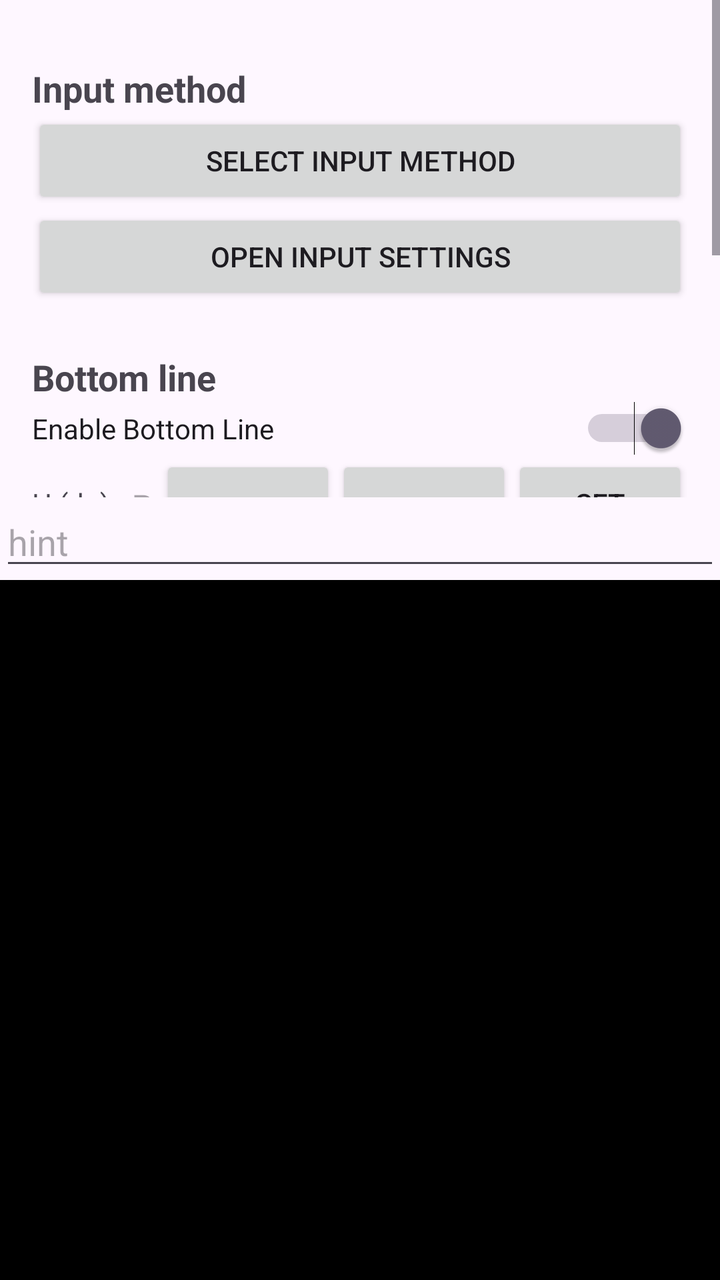
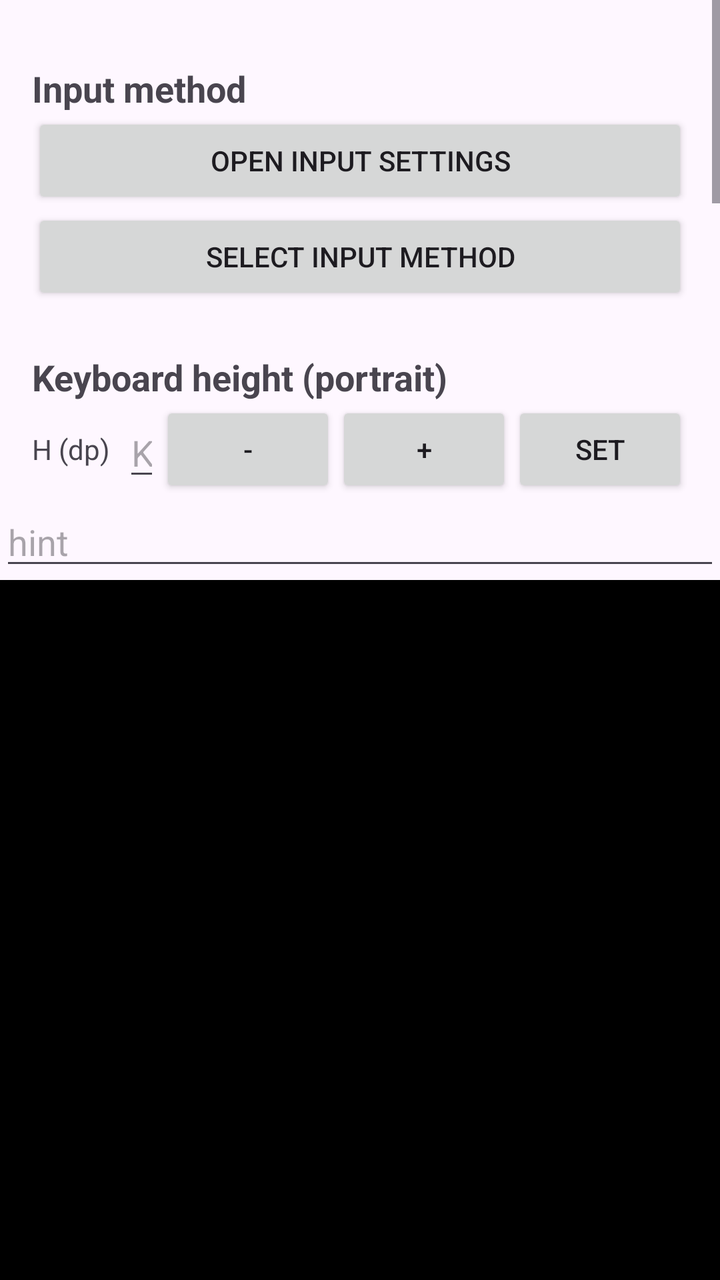

Two renders of the same Android screen: before a commit and after it. Below are the layout's source before the change and the commit's diff.
<!-- AndroidManifest.xml: application theme Theme.TSplit -->
<!-- res/layout/app_keyboard_test_layout.xml -->
<?xml version="1.0" encoding="utf-8"?>
<androidx.constraintlayout.widget.ConstraintLayout
    xmlns:android="http://schemas.android.com/apk/res/android"
    xmlns:app="http://schemas.android.com/apk/res-auto"
    android:layout_width="match_parent"
    android:layout_height="match_parent">

    <ScrollView
        android:id="@+id/settingsScroll"
        android:layout_width="0dp"
        android:layout_height="0dp"
        app:layout_constraintTop_toTopOf="parent"
        app:layout_constraintBottom_toTopOf="@+id/textInputTest"
        app:layout_constraintStart_toStartOf="parent"
        app:layout_constraintEnd_toEndOf="parent">

        <LinearLayout
            android:layout_width="match_parent"
            android:layout_height="wrap_content"
            android:orientation="vertical"
            android:paddingStart="16dp"
            android:paddingEnd="16dp"
            android:paddingTop="32dp"
            android:paddingBottom="16dp">

            
            <TextView
                android:layout_width="match_parent"
                android:layout_height="wrap_content"
                android:text="Input method"
                android:textSize="18sp"
                android:textStyle="bold" />

            <Button
                android:id="@+id/select_input_method"
                android:layout_width="match_parent"
                android:layout_height="wrap_content"
                android:text="Select Input Method" />

            <Button
                android:id="@+id/open_input_settings"
                android:layout_width="match_parent"
                android:layout_height="wrap_content"
                android:text="Open input settings" />

            
            <TextView
                android:layout_width="match_parent"
                android:layout_height="wrap_content"
                android:layout_marginTop="24dp"
                android:text="Bottom line"
                android:textSize="18sp"
                android:textStyle="bold" />

            <Switch
                android:id="@+id/bottomLineSwitch"
                android:layout_width="match_parent"
                android:layout_height="wrap_content"
                android:checked="true"
                android:text="Enable Bottom Line" />

            <LinearLayout
                android:layout_width="match_parent"
                android:layout_height="wrap_content"
                android:gravity="center_vertical"
                android:orientation="horizontal">

                <TextView
                    android:layout_width="wrap_content"
                    android:layout_height="wrap_content"
                    android:text="H (dp)  " />

                <com.google.android.material.textfield.TextInputEditText
                    android:id="@+id/bottomLineHeightInput"
                    android:layout_width="0dp"
                    android:layout_height="wrap_content"
                    android:layout_weight="1"
                    android:hint="Bottom line height"
                    android:inputType="number" />

                <Button
                    android:id="@+id/minusBottomLineButton"
                    android:layout_width="wrap_content"
                    android:layout_height="wrap_content"
                    android:text="-" />

                <Button
                    android:id="@+id/plusBottomLineButton"
                    android:layout_width="wrap_content"
                    android:layout_height="wrap_content"
                    android:text="+" />

                <Button
                    android:id="@+id/setBottomLineButton"
                    android:layout_width="wrap_content"
                    android:layout_height="wrap_content"
                    android:text="Set" />
            </LinearLayout>

            
            <TextView
                android:layout_width="match_parent"
                android:layout_height="wrap_content"
                android:layout_marginTop="24dp"
                android:text="Keyboard height (portrait)"
                android:textSize="18sp"
                android:textStyle="bold" />

            <LinearLayout
                android:layout_width="match_parent"
                android:layout_height="wrap_content"
                android:gravity="center_vertical"
                android:orientation="horizontal">

                <TextView
                    android:layout_width="wrap_content"
                    android:layout_height="wrap_content"
                    android:text="H (dp)  " />

                <com.google.android.material.textfield.TextInputEditText
                    android:id="@+id/keyboardHeightInput"
                    android:layout_width="0dp"
                    android:layout_height="wrap_content"
                    android:layout_weight="1"
                    android:hint="Keyboard Height"
                    android:inputType="number" />

                <Button
                    android:id="@+id/minusKeyboardHeightButton"
                    android:layout_width="wrap_content"
                    android:layout_height="wrap_content"
                    android:text="-" />

                <Button
                    android:id="@+id/plusKeyboardHeightButton"
                    android:layout_width="wrap_content"
                    android:layout_height="wrap_content"
                    android:text="+" />

                <Button
                    android:id="@+id/setKeyboardHeightButton"
                    android:layout_width="wrap_content"
                    android:layout_height="wrap_content"
                    android:text="Set" />
            </LinearLayout>

            
            <TextView
                android:layout_width="match_parent"
                android:layout_height="wrap_content"
                android:layout_marginTop="24dp"
                android:text="Keyboard height (landscape)"
                android:textSize="18sp"
                android:textStyle="bold" />

            <LinearLayout
                android:layout_width="match_parent"
                android:layout_height="wrap_content"
                android:gravity="center_vertical"
                android:orientation="horizontal">

                <TextView
                    android:layout_width="wrap_content"
                    android:layout_height="wrap_content"
                    android:text="H (dp)  " />

                <com.google.android.material.textfield.TextInputEditText
                    android:id="@+id/keyboardHeightLandscapeInput"
                    android:layout_width="0dp"
                    android:layout_height="wrap_content"
                    android:layout_weight="1"
                    android:hint="Keyboard Height (landscape)"
                    android:inputType="number" />

                <Button
                    android:id="@+id/minusKeyboardHeightLandscapeButton"
                    android:layout_width="wrap_content"
                    android:layout_height="wrap_content"
                    android:text="-" />

                <Button
                    android:id="@+id/plusKeyboardHeightLandscapeButton"
                    android:layout_width="wrap_content"
                    android:layout_height="wrap_content"
                    android:text="+" />

                <Button
                    android:id="@+id/setKeyboardHeightLandscapeButton"
                    android:layout_width="wrap_content"
                    android:layout_height="wrap_content"
                    android:text="Set" />
            </LinearLayout>

            

        </LinearLayout>
    </ScrollView>

    <com.google.android.material.textfield.TextInputEditText
        android:id="@+id/textInputTest"
        android:layout_width="match_parent"
        android:layout_height="wrap_content"
        android:hint="hint"
        app:layout_constraintBottom_toTopOf="@+id/imageView1"
        app:layout_constraintEnd_toEndOf="parent"
        app:layout_constraintStart_toStartOf="parent" />

    <ImageView
        android:id="@+id/imageView1"
        android:layout_width="0dp"
        android:layout_height="300dp"
        android:scaleType="matrix"
        android:src="@android:color/black"
        app:layout_constraintBottom_toTopOf="@+id/bottomLine"
        app:layout_constraintEnd_toEndOf="parent"
        app:layout_constraintStart_toStartOf="parent" />

    <ImageView
        android:id="@+id/bottomLine"
        android:layout_width="0dp"
        android:layout_height="50dp"
        android:src="@android:color/black"
        app:layout_constraintBottom_toBottomOf="parent"
        app:layout_constraintEnd_toEndOf="parent"
        app:layout_constraintStart_toStartOf="parent" />

</androidx.constraintlayout.widget.ConstraintLayout>
<!-- resources referenced by this layout -->
<resources>
  <style name="Theme.TSplit" parent="Base.Theme.TSplit" />
  <style name="Base.Theme.TSplit" parent="Theme.Material3.DayNight.NoActionBar">
          
          
      </style>
</resources>

<!-- the commit's change to res/layout/app_keyboard_test_layout.xml (unified diff, before → after) -->
@@ -32,23 +32,117 @@
                 android:textStyle="bold" />
 
             <Button
+                android:id="@+id/open_input_settings"
+                android:layout_width="match_parent"
+                android:layout_height="wrap_content"
+                android:text="Open input settings" />
+
+            <Button
                 android:id="@+id/select_input_method"
                 android:layout_width="match_parent"
                 android:layout_height="wrap_content"
                 android:text="Select Input Method" />
 
-            <Button
-                android:id="@+id/open_input_settings"
-                android:layout_width="match_parent"
-                android:layout_height="wrap_content"
-                android:text="Open input settings" />
-
-            
-            <TextView
-                android:layout_width="match_parent"
-                android:layout_height="wrap_content"
-                android:layout_marginTop="24dp"
-                android:text="Bottom line"
+            
+            <TextView
+                android:layout_width="match_parent"
+                android:layout_height="wrap_content"
+                android:layout_marginTop="24dp"
+                android:text="Keyboard height (portrait)"
+                android:textSize="18sp"
+                android:textStyle="bold" />
+
+            <LinearLayout
+                android:layout_width="match_parent"
+                android:layout_height="wrap_content"
+                android:gravity="center_vertical"
+                android:orientation="horizontal">
+
+                <TextView
+                    android:layout_width="wrap_content"
+                    android:layout_height="wrap_content"
+                    android:text="H (dp)  " />
+
+                <com.google.android.material.textfield.TextInputEditText
+                    android:id="@+id/keyboardHeightInput"
+                    android:layout_width="0dp"
+                    android:layout_height="wrap_content"
+                    android:layout_weight="1"
+                    android:hint="Keyboard Height"
+                    android:inputType="number" />
+
+                <Button
+                    android:id="@+id/minusKeyboardHeightButton"
+                    android:layout_width="wrap_content"
+                    android:layout_height="wrap_content"
+                    android:text="-" />
+
+                <Button
+                    android:id="@+id/plusKeyboardHeightButton"
+                    android:layout_width="wrap_content"
+                    android:layout_height="wrap_content"
+                    android:text="+" />
+
+                <Button
+                    android:id="@+id/setKeyboardHeightButton"
+                    android:layout_width="wrap_content"
+                    android:layout_height="wrap_content"
+                    android:text="Set" />
+            </LinearLayout>
+
+            
+            <TextView
+                android:layout_width="match_parent"
+                android:layout_height="wrap_content"
+                android:layout_marginTop="24dp"
+                android:text="Keyboard height (landscape)"
+                android:textSize="18sp"
+                android:textStyle="bold" />
+
+            <LinearLayout
+                android:layout_width="match_parent"
+                android:layout_height="wrap_content"
+                android:gravity="center_vertical"
+                android:orientation="horizontal">
+
+                <TextView
+                    android:layout_width="wrap_content"
+                    android:layout_height="wrap_content"
+                    android:text="H (dp)  " />
+
+                <com.google.android.material.textfield.TextInputEditText
+                    android:id="@+id/keyboardHeightLandscapeInput"
+                    android:layout_width="0dp"
+                    android:layout_height="wrap_content"
+                    android:layout_weight="1"
+                    android:hint="Keyboard Height (landscape)"
+                    android:inputType="number" />
+
+                <Button
+                    android:id="@+id/minusKeyboardHeightLandscapeButton"
+                    android:layout_width="wrap_content"
+                    android:layout_height="wrap_content"
+                    android:text="-" />
+
+                <Button
+                    android:id="@+id/plusKeyboardHeightLandscapeButton"
+                    android:layout_width="wrap_content"
+                    android:layout_height="wrap_content"
+                    android:text="+" />
+
+                <Button
+                    android:id="@+id/setKeyboardHeightLandscapeButton"
+                    android:layout_width="wrap_content"
+                    android:layout_height="wrap_content"
+                    android:text="Set" />
+            </LinearLayout>
+
+            
+            <TextView
+                android:layout_width="match_parent"
+                android:layout_height="wrap_content"
+                android:layout_marginTop="24dp"
+                android:text="Bottom line (portrait)"
                 android:textSize="18sp"
                 android:textStyle="bold" />
 
@@ -102,90 +196,50 @@
                 android:layout_width="match_parent"
                 android:layout_height="wrap_content"
                 android:layout_marginTop="24dp"
-                android:text="Keyboard height (portrait)"
-                android:textSize="18sp"
-                android:textStyle="bold" />
-
-            <LinearLayout
-                android:layout_width="match_parent"
-                android:layout_height="wrap_content"
-                android:gravity="center_vertical"
-                android:orientation="horizontal">
-
-                <TextView
-                    android:layout_width="wrap_content"
-                    android:layout_height="wrap_content"
-                    android:text="H (dp)  " />
-
-                <com.google.android.material.textfield.TextInputEditText
-                    android:id="@+id/keyboardHeightInput"
-                    android:layout_width="0dp"
-                    android:layout_height="wrap_content"
-                    android:layout_weight="1"
-                    android:hint="Keyboard Height"
-                    android:inputType="number" />
-
-                <Button
-                    android:id="@+id/minusKeyboardHeightButton"
-                    android:layout_width="wrap_content"
-                    android:layout_height="wrap_content"
-                    android:text="-" />
-
-                <Button
-                    android:id="@+id/plusKeyboardHeightButton"
-                    android:layout_width="wrap_content"
-                    android:layout_height="wrap_content"
-                    android:text="+" />
-
-                <Button
-                    android:id="@+id/setKeyboardHeightButton"
-                    android:layout_width="wrap_content"
-                    android:layout_height="wrap_content"
-                    android:text="Set" />
-            </LinearLayout>
-
-            
-            <TextView
-                android:layout_width="match_parent"
-                android:layout_height="wrap_content"
-                android:layout_marginTop="24dp"
-                android:text="Keyboard height (landscape)"
-                android:textSize="18sp"
-                android:textStyle="bold" />
-
-            <LinearLayout
-                android:layout_width="match_parent"
-                android:layout_height="wrap_content"
-                android:gravity="center_vertical"
-                android:orientation="horizontal">
-
-                <TextView
-                    android:layout_width="wrap_content"
-                    android:layout_height="wrap_content"
-                    android:text="H (dp)  " />
-
-                <com.google.android.material.textfield.TextInputEditText
-                    android:id="@+id/keyboardHeightLandscapeInput"
-                    android:layout_width="0dp"
-                    android:layout_height="wrap_content"
-                    android:layout_weight="1"
-                    android:hint="Keyboard Height (landscape)"
-                    android:inputType="number" />
-
-                <Button
-                    android:id="@+id/minusKeyboardHeightLandscapeButton"
-                    android:layout_width="wrap_content"
-                    android:layout_height="wrap_content"
-                    android:text="-" />
-
-                <Button
-                    android:id="@+id/plusKeyboardHeightLandscapeButton"
-                    android:layout_width="wrap_content"
-                    android:layout_height="wrap_content"
-                    android:text="+" />
-
-                <Button
-                    android:id="@+id/setKeyboardHeightLandscapeButton"
+                android:text="Bottom line (landscape)"
+                android:textSize="18sp"
+                android:textStyle="bold" />
+
+            <Switch
+                android:id="@+id/bottomLineLandscapeSwitch"
+                android:layout_width="match_parent"
+                android:layout_height="wrap_content"
+                android:checked="true"
+                android:text="Enable Bottom Line" />
+
+            <LinearLayout
+                android:layout_width="match_parent"
+                android:layout_height="wrap_content"
+                android:gravity="center_vertical"
+                android:orientation="horizontal">
+
+                <TextView
+                    android:layout_width="wrap_content"
+                    android:layout_height="wrap_content"
+                    android:text="H (dp)  " />
+
+                <com.google.android.material.textfield.TextInputEditText
+                    android:id="@+id/bottomLineHeightLandscapeInput"
+                    android:layout_width="0dp"
+                    android:layout_height="wrap_content"
+                    android:layout_weight="1"
+                    android:hint="Bottom line height (landscape)"
+                    android:inputType="number" />
+
+                <Button
+                    android:id="@+id/minusBottomLineLandscapeButton"
+                    android:layout_width="wrap_content"
+                    android:layout_height="wrap_content"
+                    android:text="-" />
+
+                <Button
+                    android:id="@+id/plusBottomLineLandscapeButton"
+                    android:layout_width="wrap_content"
+                    android:layout_height="wrap_content"
+                    android:text="+" />
+
+                <Button
+                    android:id="@+id/setBottomLineLandscapeButton"
                     android:layout_width="wrap_content"
                     android:layout_height="wrap_content"
                     android:text="Set" />
